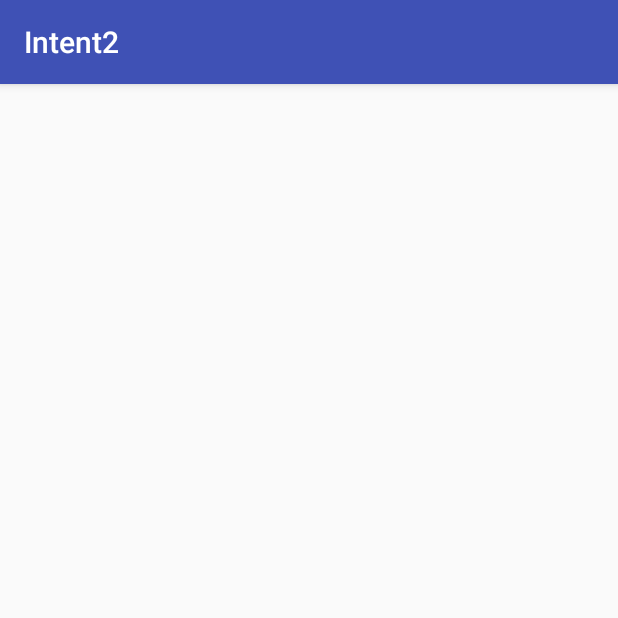
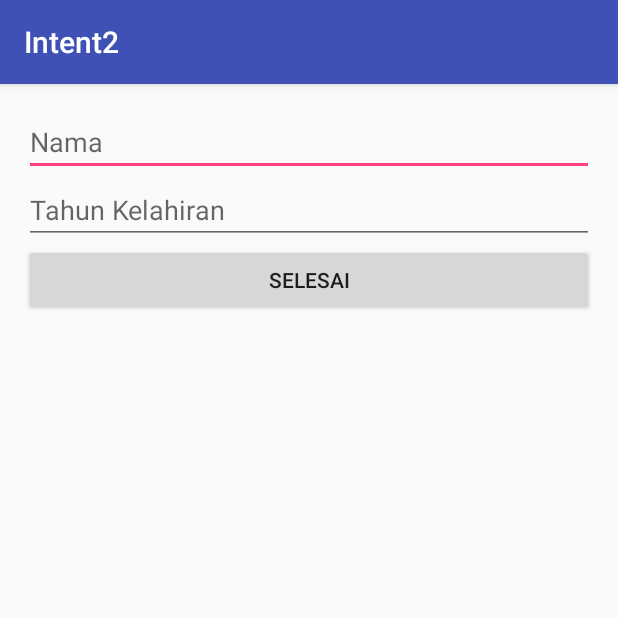
Before and after one commit to kidad/Praktek-Intent-2, an Android app: the InputActivity screen opened directly, with no data from a screen before it, on a phone screen of 412 x 824 dp, the top half of it. Run offline under Robolectric (Android 15) with nearby library versions, the phone set to English and light mode, and no system bars.

Commit message:
startActivityForResult Final.

```diff
--- a/app/build.gradle
+++ b/app/build.gradle
@@ -6,7 +6,7 @@ android {
 
     defaultConfig {
         applicationId "id.sch.smktelkom_mlg.learn.intent2"
-        minSdkVersion 15
+        minSdkVersion 16
         targetSdkVersion 24
         versionCode 1
         versionName "1.0"
--- a/app/src/main/res/layout/activity_input.xml
+++ b/app/src/main/res/layout/activity_input.xml
@@ -10,4 +10,26 @@
     android:paddingTop="@dimen/activity_vertical_margin"
     tools:context="id.sch.smktelkom_mlg.learn.intent2.InputActivity">
 
+    <EditText
+        android:id="@+id/editTextNama"
+        android:layout_width="match_parent"
+        android:layout_height="wrap_content"
+        android:ems="10"
+        android:hint="Nama"
+        android:inputType="textPersonName" />
+
+    <EditText
+        android:id="@+id/editTextThnLhr"
+        android:layout_width="match_parent"
+        android:layout_height="wrap_content"
+        android:ems="10"
+        android:hint="Tahun Kelahiran"
+        android:inputType="numberSigned" />
+
+    <Button
+        android:id="@+id/buttonFinish"
+        android:layout_width="match_parent"
+        android:layout_height="wrap_content"
+        android:text="Selesai" />
+
 </LinearLayout>
```
Also changed, not shown: app/src/main/java/id/sch/smktelkom_mlg/learn/intent2/InputActivity.java (+28 -0 lines), app/src/main/java/id/sch/smktelkom_mlg/learn/intent2/MainActivity.java (+27 -0 lines).
